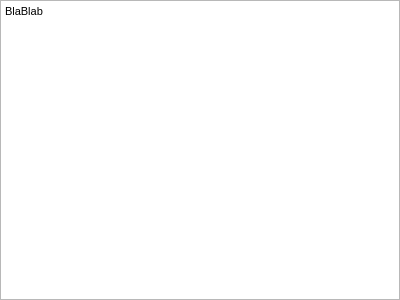
Qt form UI/about.ui (FakeGamer31/dbv_projekt) before a commit.
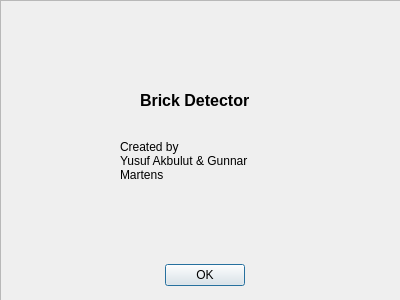
The same form after that commit. Icons and pictures are not drawn.

Commit message: added images for ui and readme stuff

```diff
--- a/UI/about.ui
+++ b/UI/about.ui
@@ -10,53 +10,116 @@
     <height>300</height>
    </rect>
   </property>
+  <property name="minimumSize">
+   <size>
+    <width>400</width>
+    <height>300</height>
+   </size>
+  </property>
+  <property name="maximumSize">
+   <size>
+    <width>400</width>
+    <height>300</height>
+   </size>
+  </property>
   <property name="windowTitle">
    <string>Dialog</string>
   </property>
-  <widget class="QDialogButtonBox" name="ok_button">
-   <property name="geometry">
-    <rect>
-     <x>40</x>
-     <y>260</y>
-     <width>341</width>
-     <height>32</height>
-    </rect>
-   </property>
-   <property name="orientation">
-    <enum>Qt::Horizontal</enum>
-   </property>
-   <property name="standardButtons">
-    <set>QDialogButtonBox::Ok</set>
-   </property>
-  </widget>
-  <widget class="QTextBrowser" name="about_text">
+  <widget class="QFrame" name="frame">
    <property name="geometry">
     <rect>
      <x>0</x>
      <y>0</y>
-     <width>400</width>
-     <height>300</height>
+     <width>401</width>
+     <height>301</height>
     </rect>
    </property>
-   <property name="minimumSize">
-    <size>
-     <width>399</width>
-     <height>300</height>
-    </size>
+   <property name="frameShape">
+    <enum>QFrame::StyledPanel</enum>
    </property>
-   <property name="maximumSize">
-    <size>
-     <width>400</width>
-     <height>300</height>
-    </size>
+   <property name="frameShadow">
+    <enum>QFrame::Raised</enum>
    </property>
-   <property name="html">
-    <string>&lt;!DOCTYPE HTML PUBLIC &quot;-//W3C//DTD HTML 4.0//EN&quot; &quot;http://www.w3.org/TR/REC-html40/strict.dtd&quot;&gt;
-&lt;html&gt;&lt;head&gt;&lt;meta name=&quot;qrichtext&quot; content=&quot;1&quot; /&gt;&lt;style type=&quot;text/css&quot;&gt;
-p, li { white-space: pre-wrap; }
-&lt;/style&gt;&lt;/head&gt;&lt;body style=&quot; font-family:'MS Shell Dlg 2'; font-size:8.25pt; font-weight:400; font-style:normal;&quot;&gt;
-&lt;p style=&quot; margin-top:0px; margin-bottom:0px; margin-left:0px; margin-right:0px; -qt-block-indent:0; text-indent:0px;&quot;&gt;BlaBlab&lt;/p&gt;&lt;/body&gt;&lt;/html&gt;</string>
-   </property>
+   <widget class="QLabel" name="label">
+    <property name="geometry">
+     <rect>
+      <x>120</x>
+      <y>130</y>
+      <width>161</width>
+      <height>61</height>
+     </rect>
+    </property>
+    <property name="text">
+     <string>Created by                             Yusuf Akbulut &amp; Gunnar Martens</string>
+    </property>
+    <property name="textFormat">
+     <enum>Qt::MarkdownText</enum>
+    </property>
+    <property name="wordWrap">
+     <bool>true</bool>
+    </property>
+   </widget>
+   <widget class="QLabel" name="text_label">
+    <property name="geometry">
+     <rect>
+      <x>140</x>
+      <y>80</y>
+      <width>121</width>
+      <height>41</height>
+     </rect>
+    </property>
+    <property name="font">
+     <font>
+      <pointsize>12</pointsize>
+      <weight>75</weight>
+      <bold>true</bold>
+     </font>
+    </property>
+    <property name="text">
+     <string>Brick Detector</string>
+    </property>
+    <property name="scaledContents">
+     <bool>false</bool>
+    </property>
+   </widget>
+   <widget class="QLabel" name="hsb_logo_label">
+    <property name="geometry">
+     <rect>
+      <x>130</x>
+      <y>0</y>
+      <width>150</width>
+      <height>80</height>
+     </rect>
+    </property>
+    <property name="text">
+     <string/>
+    </property>
+    <property name="pixmap">
+     <pixmap>HSB_Logo_Farbe_sRGB.svg</pixmap>
+    </property>
+    <property name="scaledContents">
+     <bool>true</bool>
+    </property>
+   </widget>
+   <widget class="QDialogButtonBox" name="ok_button">
+    <property name="geometry">
+     <rect>
+      <x>140</x>
+      <y>260</y>
+      <width>130</width>
+      <height>30</height>
+     </rect>
+    </property>
+    <property name="orientation">
+     <enum>Qt::Horizontal</enum>
+    </property>
+    <property name="standardButtons">
+     <set>QDialogButtonBox::Ok</set>
+    </property>
+    <property name="centerButtons">
+     <bool>true</bool>
+    </property>
+   </widget>
   </widget>
  </widget>
  <resources/>
```
Left out of the diff: 14 changed lines with no effect on the pictures. The commit also changes 3 other files.
